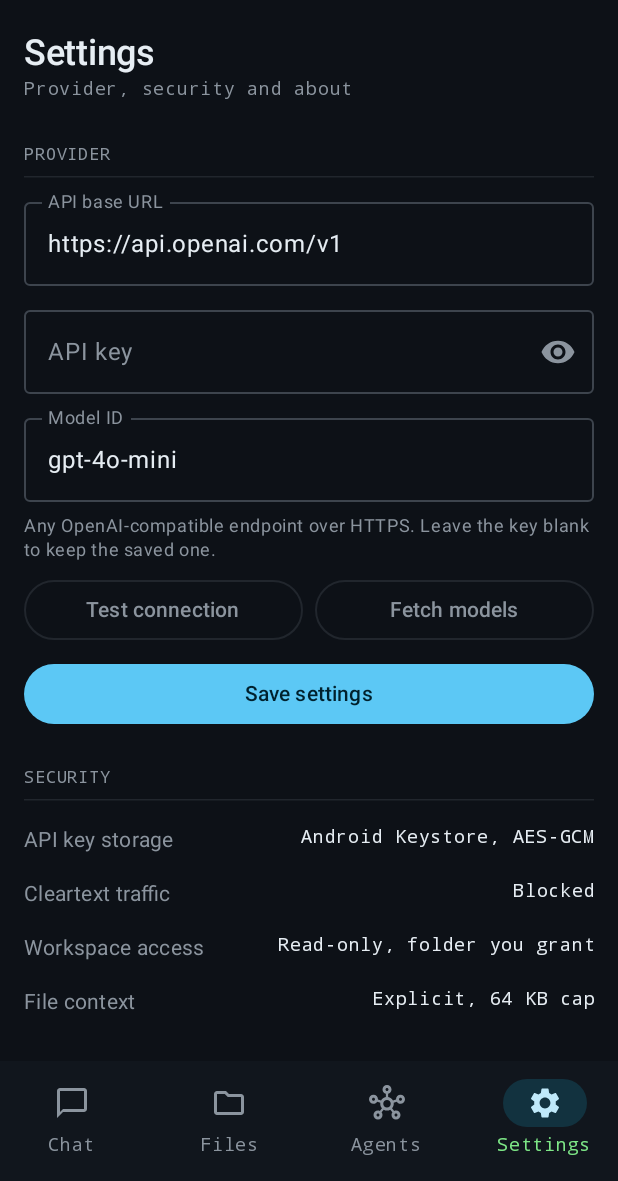
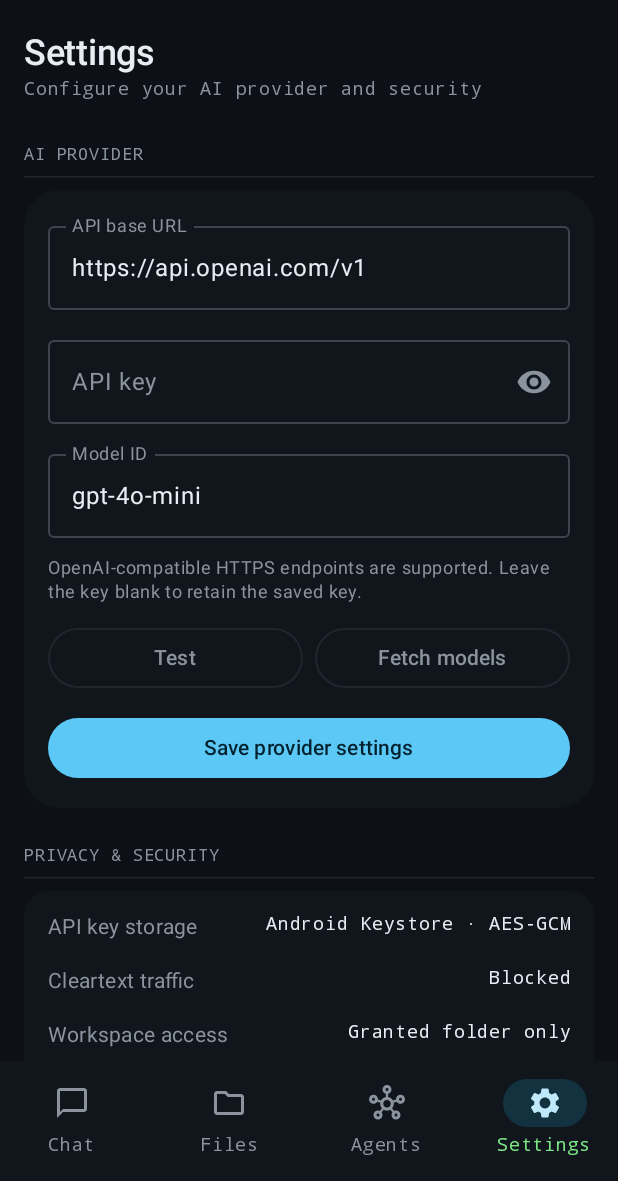
Before and after one commit to johnr1sh/AirFite, an Android app built with Jetpack Compose: the screen it shows after launch (MainActivity), item 4 of the bottom bar chosen, on a phone screen of 412 x 824 dp, the part 55-1236 px from its top. Run offline under Robolectric (Android 15) with nearby library versions, the phone set to English and light mode, and no system bars.

Commit message:
Redesign settings into grouped provider and security panels

```diff
--- a/app/src/main/java/dev/johnrish/pocketengineer/ui/settings/SettingsScreen.kt
+++ b/app/src/main/java/dev/johnrish/pocketengineer/ui/settings/SettingsScreen.kt
@@ -1,5 +1,6 @@
 package dev.johnrish.pocketengineer.ui.settings
 
+import androidx.compose.foundation.layout.Arrangement
 import androidx.compose.foundation.layout.Box
 import androidx.compose.foundation.layout.Column
 import androidx.compose.foundation.layout.Row
@@ -10,7 +11,6 @@ import androidx.compose.foundation.layout.heightIn
 import androidx.compose.foundation.layout.height
 import androidx.compose.foundation.layout.imePadding
 import androidx.compose.foundation.layout.padding
-import androidx.compose.foundation.layout.width
 import androidx.compose.foundation.rememberScrollState
 import androidx.compose.foundation.text.KeyboardOptions
 import androidx.compose.foundation.verticalScroll
@@ -25,6 +25,7 @@ import androidx.compose.material3.IconButton
 import androidx.compose.material3.MaterialTheme
 import androidx.compose.material3.OutlinedButton
 import androidx.compose.material3.OutlinedTextField
+import androidx.compose.material3.Surface
 import androidx.compose.material3.Text
 import androidx.compose.runtime.Composable
 import androidx.compose.runtime.getValue
@@ -53,15 +54,16 @@ fun SettingsScreen(vm: ChatViewModel, modifier: Modifier = Modifier) {
     }
 
     Column(modifier.fillMaxSize().verticalScroll(rememberScrollState()).padding(horizontal = 16.dp).imePadding()) {
-        ScreenHeader(title = "Settings", subtitle = "Provider, security and about")
+        ScreenHeader(title = "Settings", subtitle = "Configure your AI provider and security")
 
-        SectionLabel("Provider")
+        SectionLabel("AI provider")
+        Surface(shape = MaterialTheme.shapes.extraLarge, color = MaterialTheme.colorScheme.surfaceContainer, modifier = Modifier.fillMaxWidth()) {
+            Column(Modifier.padding(16.dp), verticalArrangement = Arrangement.spacedBy(12.dp)) {
                 OutlinedTextField(
                     value = vm.baseUrl, onValueChange = { vm.baseUrl = it; saved = false },
                     label = { Text("API base URL") }, singleLine = true, modifier = Modifier.fillMaxWidth(),
                     keyboardOptions = KeyboardOptions(keyboardType = KeyboardType.Uri)
                 )
-        Spacer(Modifier.height(8.dp))
                 OutlinedTextField(
                     value = vm.apiKey, onValueChange = { vm.apiKey = it; saved = false },
                     label = { Text("API key") }, singleLine = true, modifier = Modifier.fillMaxWidth(),
@@ -69,24 +71,19 @@ fun SettingsScreen(vm: ChatViewModel, modifier: Modifier = Modifier) {
                     keyboardOptions = KeyboardOptions(keyboardType = KeyboardType.Password),
                     trailingIcon = {
                         IconButton(onClick = { showKey = !showKey }) {
-                    Icon(
-                        if (showKey) Icons.Filled.VisibilityOff else Icons.Filled.Visibility,
-                        contentDescription = if (showKey) "Hide API key" else "Show API key"
-                    )
+                            Icon(if (showKey) Icons.Filled.VisibilityOff else Icons.Filled.Visibility, contentDescription = if (showKey) "Hide API key" else "Show API key")
                         }
                     }
                 )
-        Spacer(Modifier.height(8.dp))
                 OutlinedTextField(
                     value = vm.model, onValueChange = { vm.model = it; saved = false },
                     label = { Text("Model ID") }, singleLine = true, modifier = Modifier.fillMaxWidth()
                 )
                 if (vm.availableModels.isNotEmpty()) {
                     var menuOpen by remember { mutableStateOf(false) }
-            Spacer(Modifier.height(8.dp))
                     Box(Modifier.fillMaxWidth()) {
                         OutlinedButton(onClick = { menuOpen = true }, modifier = Modifier.fillMaxWidth()) {
-                    Text("Choose from ${vm.availableModels.size} discovered models")
+                            Text("Select discovered model · ${vm.availableModels.size}")
                         }
                         DropdownMenu(expanded = menuOpen, onDismissRequest = { menuOpen = false }, modifier = Modifier.heightIn(max = 320.dp)) {
                             vm.availableModels.forEach { id ->
@@ -95,11 +92,7 @@ fun SettingsScreen(vm: ChatViewModel, modifier: Modifier = Modifier) {
                         }
                     }
                 }
-        Text(
-            "Any OpenAI-compatible endpoint over HTTPS. Leave the key blank to keep the saved one.",
-            style = MaterialTheme.typography.bodySmall, color = MaterialTheme.colorScheme.onSurfaceVariant,
-            modifier = Modifier.padding(top = 8.dp)
-        )
+                Text("OpenAI-compatible HTTPS endpoints are supported. Leave the key blank to retain the saved key.", style = MaterialTheme.typography.bodySmall, color = MaterialTheme.colorScheme.onSurfaceVariant)
                 vm.settingsError?.let { InlineNotice(text = it, isError = true) }
                 vm.connectionStatus?.let { status ->
                     val good = status.startsWith("Connected") || status.startsWith("Loaded")
@@ -107,29 +100,36 @@ fun SettingsScreen(vm: ChatViewModel, modifier: Modifier = Modifier) {
                     InlineNotice(text = status, isError = !good && !pending)
                 }
                 if (saved && vm.settingsError == null) InlineNotice(text = "Settings saved.", isError = false)
-        Spacer(Modifier.height(8.dp))
-        Row(Modifier.fillMaxWidth()) {
+                Row(horizontalArrangement = Arrangement.spacedBy(8.dp)) {
                     OutlinedButton(onClick = { vm.testConnection() }, enabled = !vm.testingConnection, modifier = Modifier.weight(1f)) {
-                Text(if (vm.testingConnection) "Testing…" else "Test connection")
+                        Text(if (vm.testingConnection) "Testing…" else "Test")
                     }
-            Spacer(Modifier.width(8.dp))
                     OutlinedButton(onClick = { vm.fetchModels() }, enabled = !vm.loadingModels, modifier = Modifier.weight(1f)) {
                         Text(if (vm.loadingModels) "Loading…" else "Fetch models")
                     }
                 }
-        Spacer(Modifier.height(8.dp))
-        Button(onClick = { saved = vm.saveSettings() }, modifier = Modifier.fillMaxWidth()) { Text("Save settings") }
+                Button(onClick = { saved = vm.saveSettings() }, modifier = Modifier.fillMaxWidth()) { Text("Save provider settings") }
+            }
+        }
 
-        SectionLabel("Security")
-        KeyValueRow("API key storage", "Android Keystore, AES-GCM")
+        SectionLabel("Privacy & security")
+        Surface(shape = MaterialTheme.shapes.large, color = MaterialTheme.colorScheme.surfaceContainer, modifier = Modifier.fillMaxWidth()) {
+            Column(Modifier.padding(horizontal = 16.dp, vertical = 6.dp)) {
+                KeyValueRow("API key storage", "Android Keystore · AES-GCM")
                 KeyValueRow("Cleartext traffic", "Blocked")
-        KeyValueRow("Workspace access", "Read-only, folder you grant")
-        KeyValueRow("File context", "Explicit, 64 KB cap")
+                KeyValueRow("Workspace access", "Granted folder only")
+                KeyValueRow("File context", "Explicit · 64 KB limit")
+            }
+        }
 
-        SectionLabel("About")
+        SectionLabel("About AirFite")
+        Surface(shape = MaterialTheme.shapes.large, color = MaterialTheme.colorScheme.surfaceContainer, modifier = Modifier.fillMaxWidth()) {
+            Column(Modifier.padding(horizontal = 16.dp, vertical = 6.dp)) {
                 KeyValueRow("Version", version)
                 KeyValueRow("Appearance", "Dark")
                 KeyValueRow("License", "Proprietary")
+            }
+        }
         Spacer(Modifier.height(24.dp))
     }
 }
```
Lines whose indentation alone changed are shown as unchanged.
